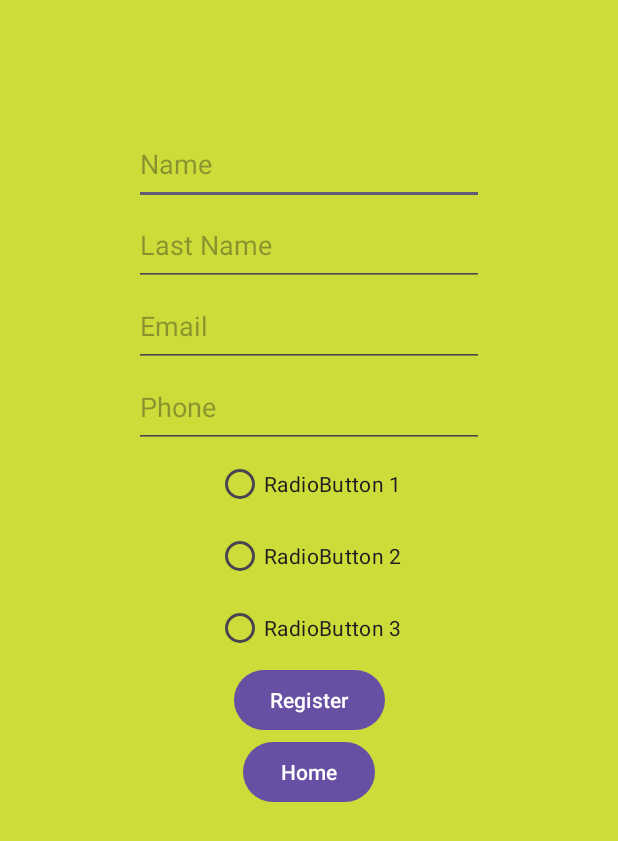
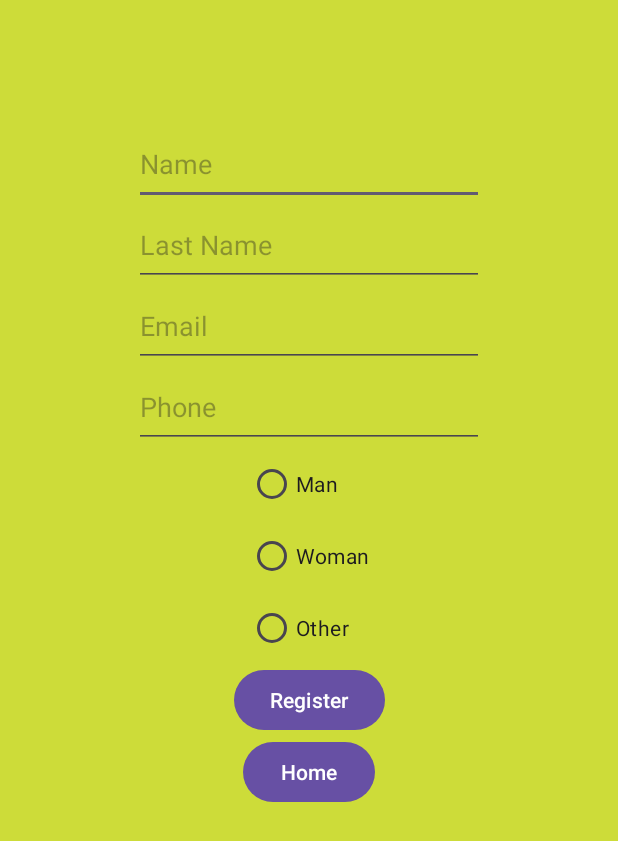
Before and after one commit to NeilElvirsson/Mobilt_java23_Neil_Elvirsson_LifeCycle_v4, an Android app: the MainActivity2 screen opened directly, with no data from a screen before it, on a phone screen of 412 x 824 dp. Shown: the top 841 px of the screen. Run offline under Robolectric (Android 15) with nearby library versions, the phone set to English and light mode, and no system bars; our stand-ins replace Firebase (no records; nobody signed in at launch, a user with empty details on screens opened directly).

Commit message:
Added input for radiobutton + screenshot

```diff
--- a/app/src/main/res/layout/activity_main2.xml
+++ b/app/src/main/res/layout/activity_main2.xml
@@ -76,19 +76,19 @@
             android:id="@+id/radioButton1"
             android:layout_width="wrap_content"
             android:layout_height="wrap_content"
-            android:text="RadioButton 1" />
+            android:text="Man" />
 
         <RadioButton
             android:id="@+id/radioButton2"
             android:layout_width="wrap_content"
             android:layout_height="wrap_content"
-            android:text="RadioButton 2" />
+            android:text="Woman" />
 
         <RadioButton
             android:id="@+id/radioButton3"
             android:layout_width="wrap_content"
             android:layout_height="wrap_content"
-            android:text="RadioButton 3" />
+            android:text="Other" />
     </RadioGroup>
 
     <Button
```
Also changed, not shown: app/src/main/java/com/example/lifecyclev4/MainActivity2.kt (+7 -4 lines), 1 other file.
